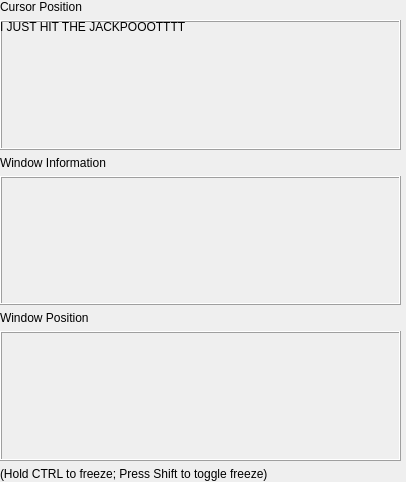
Old version of the form app.ui in the repository PetricaT/wayland-peek.
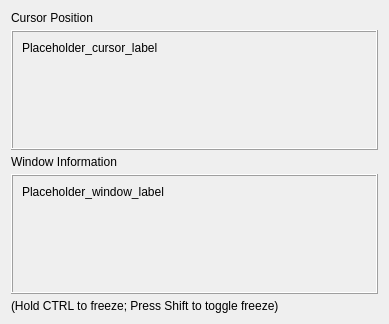
New version of the form.

The edit to the form file:
```diff
--- a/app.ui
+++ b/app.ui
@@ -6,23 +6,22 @@
    <rect>
     <x>0</x>
     <y>0</y>
-    <width>406</width>
-    <height>482</height>
+    <width>389</width>
+    <height>322</height>
    </rect>
   </property>
   <property name="windowTitle">
    <string>wayland-peek</string>
   </property>
-  <widget class="QWidget" name="verticalLayoutWidget">
-   <property name="geometry">
-    <rect>
-     <x>0</x>
-     <y>0</y>
-     <width>401</width>
-     <height>481</height>
-    </rect>
-   </property>
+  <layout class="QGridLayout" name="gridLayout">
+   <item row="0" column="0">
    <layout class="QVBoxLayout" name="verticalLayout">
+     <property name="spacing">
+      <number>5</number>
+     </property>
+     <property name="sizeConstraint">
+      <enum>QLayout::SizeConstraint::SetMaximumSize</enum>
+     </property>
     <item>
      <widget class="QLabel" name="CursorPos">
       <property name="sizePolicy">
@@ -39,32 +38,38 @@
     <item>
      <widget class="QFrame" name="CursorPosF">
       <property name="sizePolicy">
-       <sizepolicy hsizetype="Preferred" vsizetype="Preferred">
+        <sizepolicy hsizetype="MinimumExpanding" vsizetype="Preferred">
         <horstretch>0</horstretch>
         <verstretch>0</verstretch>
        </sizepolicy>
       </property>
+       <property name="minimumSize">
+        <size>
+         <width>300</width>
+         <height>120</height>
+        </size>
+       </property>
       <property name="frameShape">
        <enum>QFrame::Shape::Box</enum>
       </property>
       <property name="frameShadow">
        <enum>QFrame::Shadow::Raised</enum>
       </property>
+       <layout class="QGridLayout" name="gridLayout_2">
+        <item row="0" column="0">
       <widget class="QLabel" name="CursorPositionLabel">
-       <property name="geometry">
-        <rect>
-         <x>0</x>
-         <y>0</y>
-         <width>391</width>
-         <height>121</height>
-        </rect>
-       </property>
        <property name="sizePolicy">
-        <sizepolicy hsizetype="Maximum" vsizetype="Maximum">
+           <sizepolicy hsizetype="MinimumExpanding" vsizetype="MinimumExpanding">
          <horstretch>0</horstretch>
          <verstretch>0</verstretch>
         </sizepolicy>
        </property>
+          <property name="minimumSize">
+           <size>
+            <width>0</width>
+            <height>0</height>
+           </size>
+          </property>
        <property name="cursor">
         <cursorShape>IBeamCursor</cursorShape>
        </property>
@@ -72,7 +77,7 @@
         <bool>false</bool>
        </property>
        <property name="text">
-        <string>I JUST HIT THE JACKPOOOTTTT</string>
+           <string>Placeholder_cursor_label</string>
        </property>
        <property name="alignment">
         <set>Qt::AlignmentFlag::AlignLeading|Qt::AlignmentFlag::AlignLeft|Qt::AlignmentFlag::AlignTop</set>
@@ -81,18 +86,20 @@
         <bool>true</bool>
        </property>
        <property name="margin">
-        <number>10</number>
+           <number>0</number>
        </property>
        <property name="textInteractionFlags">
         <set>Qt::TextInteractionFlag::TextSelectableByKeyboard|Qt::TextInteractionFlag::TextSelectableByMouse</set>
        </property>
       </widget>
+        </item>
+       </layout>
      </widget>
     </item>
     <item>
      <widget class="QLabel" name="WindowInf">
       <property name="sizePolicy">
-       <sizepolicy hsizetype="Preferred" vsizetype="Fixed">
+        <sizepolicy hsizetype="Fixed" vsizetype="Fixed">
         <horstretch>0</horstretch>
         <verstretch>0</verstretch>
        </sizepolicy>
@@ -104,41 +111,69 @@
     </item>
     <item>
      <widget class="QFrame" name="WindowInfoF">
+       <property name="sizePolicy">
+        <sizepolicy hsizetype="MinimumExpanding" vsizetype="Preferred">
+         <horstretch>0</horstretch>
+         <verstretch>0</verstretch>
+        </sizepolicy>
+       </property>
+       <property name="minimumSize">
+        <size>
+         <width>300</width>
+         <height>120</height>
+        </size>
+       </property>
       <property name="frameShape">
        <enum>QFrame::Shape::Box</enum>
       </property>
       <property name="frameShadow">
        <enum>QFrame::Shadow::Raised</enum>
       </property>
-     </widget>
-    </item>
-    <item>
-     <widget class="QLabel" name="WindowPos">
+       <layout class="QGridLayout" name="gridLayout_3">
+        <item row="0" column="0">
+         <widget class="QLabel" name="WindowInfoLabel">
       <property name="sizePolicy">
-       <sizepolicy hsizetype="MinimumExpanding" vsizetype="Fixed">
+           <sizepolicy hsizetype="MinimumExpanding" vsizetype="MinimumExpanding">
         <horstretch>0</horstretch>
         <verstretch>0</verstretch>
        </sizepolicy>
       </property>
+          <property name="minimumSize">
+           <size>
+            <width>0</width>
+            <height>0</height>
+           </size>
+          </property>
+          <property name="cursor">
+           <cursorShape>IBeamCursor</cursorShape>
+          </property>
+          <property name="mouseTracking">
+           <bool>false</bool>
+          </property>
       <property name="text">
-       <string>Window Position</string>
+           <string>Placeholder_window_label</string>
+          </property>
+          <property name="alignment">
+           <set>Qt::AlignmentFlag::AlignLeading|Qt::AlignmentFlag::AlignLeft|Qt::AlignmentFlag::AlignTop</set>
+          </property>
+          <property name="wordWrap">
+           <bool>true</bool>
+          </property>
+          <property name="margin">
+           <number>0</number>
+          </property>
+          <property name="textInteractionFlags">
+           <set>Qt::TextInteractionFlag::TextSelectableByKeyboard|Qt::TextInteractionFlag::TextSelectableByMouse</set>
       </property>
      </widget>
     </item>
-    <item>
-     <widget class="QFrame" name="WindowPosF">
-      <property name="frameShape">
-       <enum>QFrame::Shape::Box</enum>
-      </property>
-      <property name="frameShadow">
-       <enum>QFrame::Shadow::Raised</enum>
-      </property>
+       </layout>
      </widget>
     </item>
     <item>
      <widget class="QLabel" name="Hotkeys">
       <property name="sizePolicy">
-       <sizepolicy hsizetype="Preferred" vsizetype="Fixed">
+        <sizepolicy hsizetype="Fixed" vsizetype="Fixed">
         <horstretch>0</horstretch>
         <verstretch>0</verstretch>
        </sizepolicy>
@@ -149,7 +184,8 @@
      </widget>
     </item>
    </layout>
-  </widget>
+   </item>
+  </layout>
  </widget>
  <resources/>
  <connections/>
```
Lines whose indentation alone changed are shown as unchanged.
